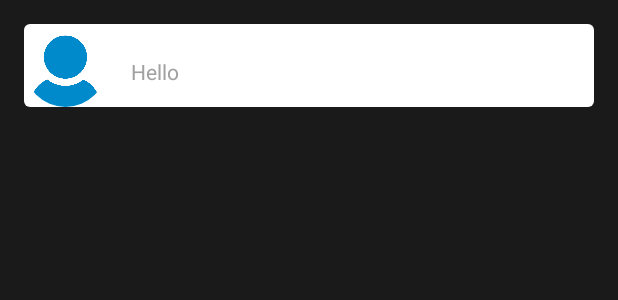
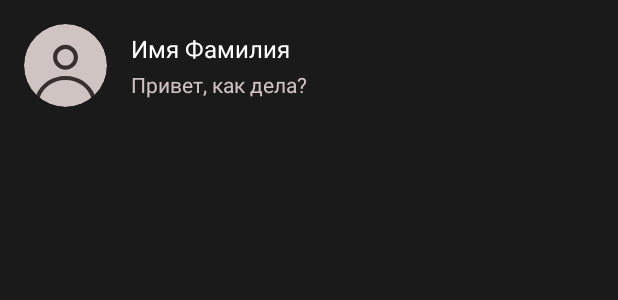
Before and after one commit to saltario/scribo-chat, an Android app: the layout main_list_item.xml on its own in the app's theme, with its tools: preview values and no code run, on a phone screen of 412 x 824 dp. Shown: the top 300 px of the screen. Run offline under Robolectric (Android 15) with nearby library versions, the light colour scheme and no system bars.

Commit message:
Переработка экрана с чатами

```diff
--- a/app/src/main/res/layout/main_list_item.xml
+++ b/app/src/main/res/layout/main_list_item.xml
@@ -5,30 +5,35 @@
     android:layout_width="match_parent"
     android:layout_height="wrap_content"
     android:layout_margin="@dimen/app_horizontal_margin"
+    android:background="@color/dark_background"
     style="@style/settings_buttons">
 
     <de.hdodenhof.circleimageview.CircleImageView
         android:id="@+id/main_list_photo"
         android:layout_width="@dimen/settings_user_photo_width"
         android:layout_height="@dimen/settings_user_photo_height"
-        android:src="@drawable/default_user_photo"
+        android:src="@drawable/dark_default_user_photo"
         app:layout_constraintBottom_toBottomOf="parent"
         app:layout_constraintTop_toTopOf="parent"
         app:layout_constraintStart_toStartOf="parent"/>
 
     <TextView
         android:id="@+id/main_list_fullname"
+        android:layout_marginTop="@dimen/chats_vertical_margin_item"
         style="@style/normal_text"
-        tools:text="@string/app_fullname_default"
         app:layout_constraintStart_toEndOf="@+id/main_list_photo"
-        app:layout_constraintTop_toTopOf="parent" />
+        app:layout_constraintTop_toTopOf="parent"
+        tools:text="@string/app_fullname_default" />
 
     <TextView
         android:id="@+id/main_list_last_message"
+        android:layout_marginBottom="@dimen/chats_vertical_margin_item"
         style="@style/small_text"
         android:maxLines="1"
-        tools:text="Hello"
+
+        app:layout_constraintBottom_toBottomOf="parent"
         app:layout_constraintStart_toEndOf="@+id/main_list_photo"
-        app:layout_constraintTop_toBottomOf="@+id/main_list_fullname" />
+        tools:text="@string/app_last_message_default" />
+
 
 </androidx.constraintlayout.widget.ConstraintLayout>
--- a/app/src/main/res/values/colors.xml
+++ b/app/src/main/res/values/colors.xml
@@ -27,6 +27,7 @@
     <color name="dark_primary_dark">#262626</color>
 
     <color name="dark_text_color">#FFFFFF</color>
+    <color name="dark_small_text_color">#D0C4C3</color>
 
     <color name="dark_background">#1A1A1A</color>
     <color name="dark_background_toolbars">#262626</color>
--- a/app/src/main/res/values/dimens.xml
+++ b/app/src/main/res/values/dimens.xml
@@ -36,6 +36,9 @@
     <dimen name="toolbar_horizontal_margin">10dp</dimen>
     <dimen name="toolbar_vertical_margin">5dp</dimen>
 
+    <!--Chats-->
+    <dimen name="chats_vertical_margin_item">5dp</dimen>
+
     <!--Chat-->
     <dimen name="chat_background_message_radius">10dp</dimen>
 
--- a/app/src/main/res/values/strings.xml
+++ b/app/src/main/res/values/strings.xml
@@ -10,6 +10,7 @@
 
     <!-- Default -->
     <string name="app_fullname_default">Имя Фамилия</string>
+    <string name="app_last_message_default">Привет, как дела?</string>
     <string name="app_state_default">Онлайн</string>
     <string name="app_number_phone_default">+79857493395</string>
     <string name="app_login_default">saltario</string>
--- a/app/src/main/res/values/styles.xml
+++ b/app/src/main/res/values/styles.xml
@@ -66,7 +66,7 @@
         <item name="android:layout_height">wrap_content</item>
         <item name="android:layout_marginStart">@dimen/app_horizontal_margin</item>
         <item name="android:textSize">@dimen/text_size_small</item>
-        <item name="android:textColor">@color/color_light_grey</item>
+        <item name="android:textColor">@color/dark_small_text_color</item>
     </style>
 
     <style name="separator">
```
